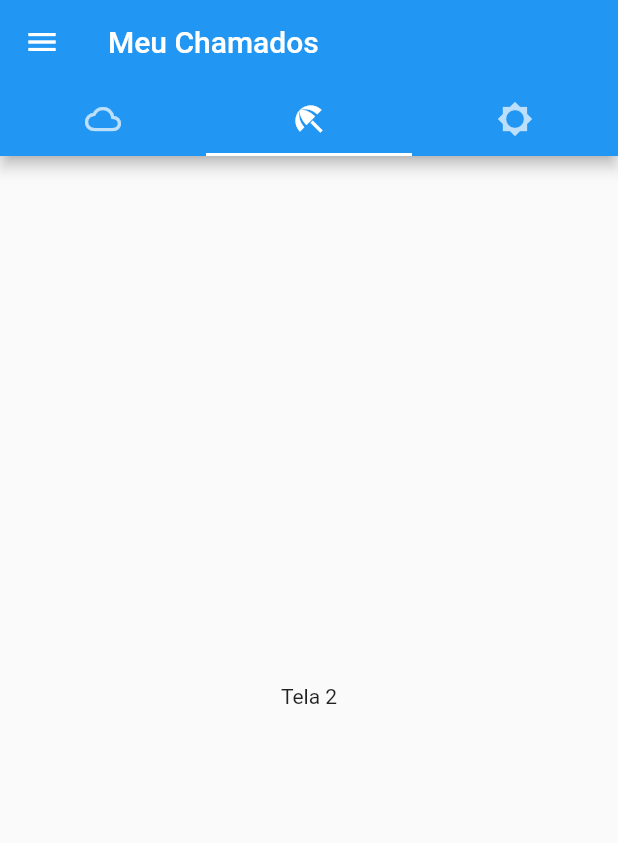
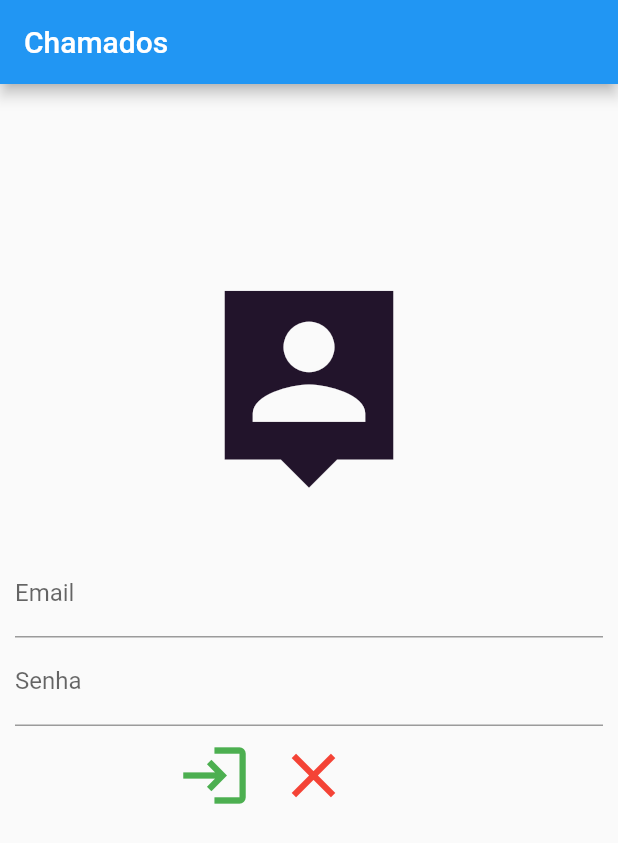
Before and after one commit to Gabriel-go/appchamado, a Flutter app: the screen it shows after launch, on a phone screen of 412 x 824 dp. Shown: the top 843 px of the screen. Run offline on Flutter 3.47's test engine with Material 2 defaults, Android fonts, the phone set to English and light mode, and no system bars.

Commit message:
up total do projeto

```diff
--- /dev/null
+++ b/lib/base.dart
@@ -0,0 +1,37 @@
+class Base {
+  List<Map> usuario = [
+    {
+      "id": "1",
+      "nome": "Gabriel",
+      "senha": "123",
+      "email": "Gabriel@Gabriel.com"
+    },
+    {
+      "id": "2",
+      "nome": "Matheus Ribeiro",
+      "senha": "456",
+      "email": "matheus@matheus.com"
+    },
+    {
+      "id": "3",
+      "nome": "Jose Firmino",
+      "senha": "111",
+      "email": "Jose@Jose.com"
+    },
+    {
+      "id": "4",
+      "nome": "Henrique",
+      "senha": "222",
+      "email": "Henrique@Henrique.com"
+    },
+  ];
+
+  bool validaCadastro(nome, senha) {
+    for (int i = 0; i < usuario.length; i++) {
+      if ((usuario[i]["nome"] == nome) && (usuario[i]["senha"] == senha)) {
+        return true;
+      }
+    }
+    return false;
+  }
+}
--- /dev/null
+++ b/lib/login.dart
@@ -0,0 +1,127 @@
+import 'package:flutter/material.dart';
+import 'Cores.dart';
+
+class Login extends StatefulWidget {
+  @override
+  _LoginState createState() => _LoginState();
+}
+
+class _LoginState extends State<Login> {
+  @override
+  Widget build(BuildContext context) {
+    final GlobalKey<FormState> _formKey = GlobalKey<FormState>();
+    return Scaffold(
+      appBar: AppBar(
+        title: Text("Chamados"),
+      ),
+      body: Center(
+        //padding: EdgeInsets.all(20),
+        child: Column(
+          //crossAxisAlignment: CrossAxisAlignment.center,
+          //mainAxisAlignment: MainAxisAlignment.spaceEvenly,
+          children: [
+            _imageIcon(),
+            _camposLogin(context),
+          ],
+        ),
+      ),
+    );
+  }
+
+  Container _imageIcon() {
+    return Container(
+      height: 200,
+      width: 200,
+      margin: EdgeInsets.only(top: 100),
+      child: Icon(
+        Icons.person_pin_sharp,
+        size: 150,
+        color: corPrincipal,
+      ),
+    );
+  }
+
+  Container _camposLogin(ctx) {
+    String senha = "";
+    String email = "";
+    final GlobalKey<FormState> _formKey = GlobalKey<FormState>();
+    return Container(
+      padding: EdgeInsets.all(10),
+      child: Column(
+        children: [
+          Form(
+            key: _formKey,
+            child: Column(
+              children: [
+                TextFormField(
+                  decoration: const InputDecoration(
+                    labelText: 'Email',
+                    hintText: 'Informe o Email',
+                  ),
+                  validator: (String? value) {
+                    if (value == null || value.isEmpty) {
+                      return 'Informe um email valido';
+                    }
+                    return null;
+                  },
+                  onSaved: (vl) {
+                    setState(() {
+                      email = vl.toString();
+                    });
+                  },
+                  onChanged: (vl) {
+                    print('Texto $vl');
+                  },
+                ),
+                TextFormField(
+                  decoration: const InputDecoration(
+                    labelText: 'Senha',
+                    hintText: 'Informe uma senha',
+                  ),
+                  validator: (String? value) {
+                    if (value == null || value.isEmpty) {
+                      return 'Campo nao pode ser vazio';
+                    }
+                    return null;
+                  },
+                  onSaved: (vl) {
+                    setState(() {
+                      senha = vl.toString();
+                    });
+                  },
+                ),
+                Container(
+                  padding: EdgeInsets.symmetric(horizontal: 100),
+                  child: Row(
+                    crossAxisAlignment: CrossAxisAlignment.center,
+                    children: [
+                      IconButton(
+                        onPressed: () {
+                          if (_formKey.currentState!.validate()) {
+                            // Process data.
+                            Navigator.pushNamed(ctx, '/home');
+                          }
+                        },
+                        icon: Icon(Icons.login),
+                        iconSize: 50,
+                        color: Colors.green,
+                      ),
+                      IconButton(
+                        onPressed: () {
+                          //sair
+                        },
+                        icon: Icon(Icons.close),
+                        iconSize: 50,
+                        color: Colors.red,
+                      )
+                    ],
+                  ),
+                )
+              ],
+            ),
+          ),
+        ],
+      ),
+    );
+  }
+}
--- a/lib/main.dart
+++ b/lib/main.dart
@@ -1,4 +1,6 @@
+import 'package:appchamado/login.dart';
 import 'package:appchamado/person.dart';
+import 'package:appchamado/personEdit.dart';
 import 'package:appchamado/principal.dart';
 import 'package:flutter/material.dart';
 import 'Cores.dart';
@@ -22,10 +24,12 @@ class _MyAppState extends State<MyApp> {
           secondaryHeaderColor: Colors.amber,
           visualDensity: VisualDensity.adaptivePlatformDensity),
       routes: {
+        '/login': (context) => Login(),
         '/home': (context) => principal(),
         '/person': (context) => Person(),
+        '/personEdit': (context) => PersonEdit(),
       },
-      initialRoute: '/home',
+      initialRoute: '/login',
     );
   }
 }
--- a/lib/principal.dart
+++ b/lib/principal.dart
@@ -94,11 +94,11 @@ Widget menuLateral({ctx}) {
         ListTile(
           leading: Icon(Icons.account_circle),
           title: Text('Perfil'),
+          onTap: () => {Navigator.pushNamed(ctx, '/person')},
         ),
         ListTile(
           leading: Icon(Icons.bar_chart),
           title: Text('Relatorios'),
-          onTap: () => {Navigator.pushNamed(ctx, '/person')},
         ),
         ListTile(
           leading: Icon(Icons.settings),
```
Also changed, not shown: lib/person.dart (+87 -34 lines), lib/personEdit.dart (added, +109 -0 lines), 1 other file.
